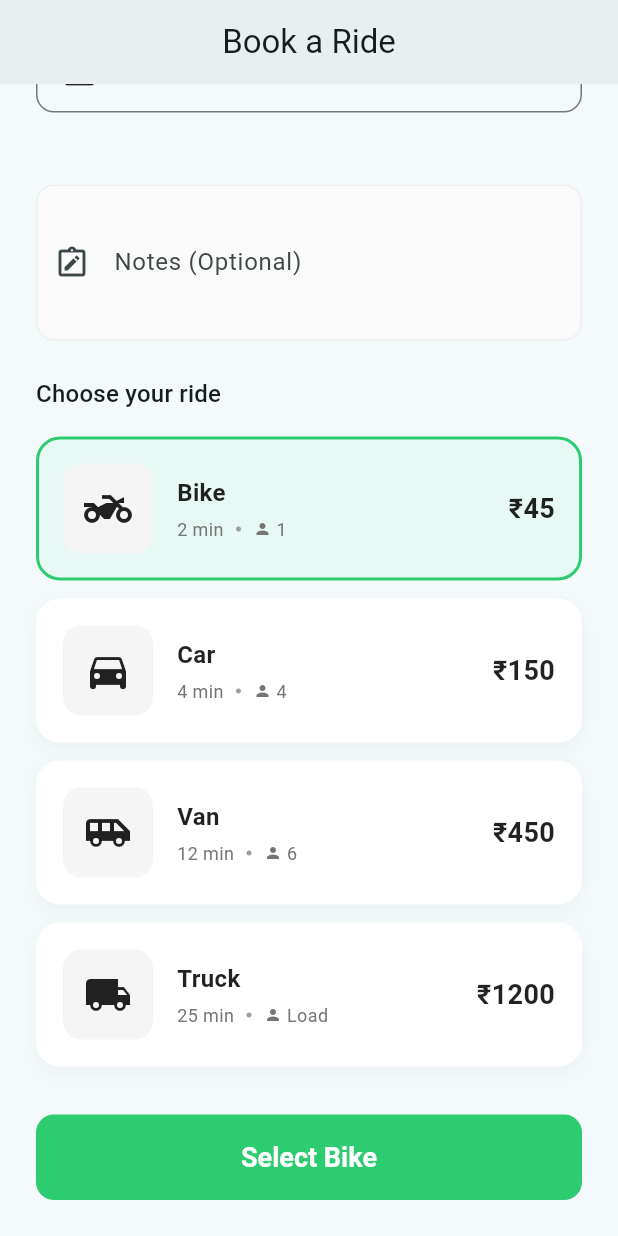
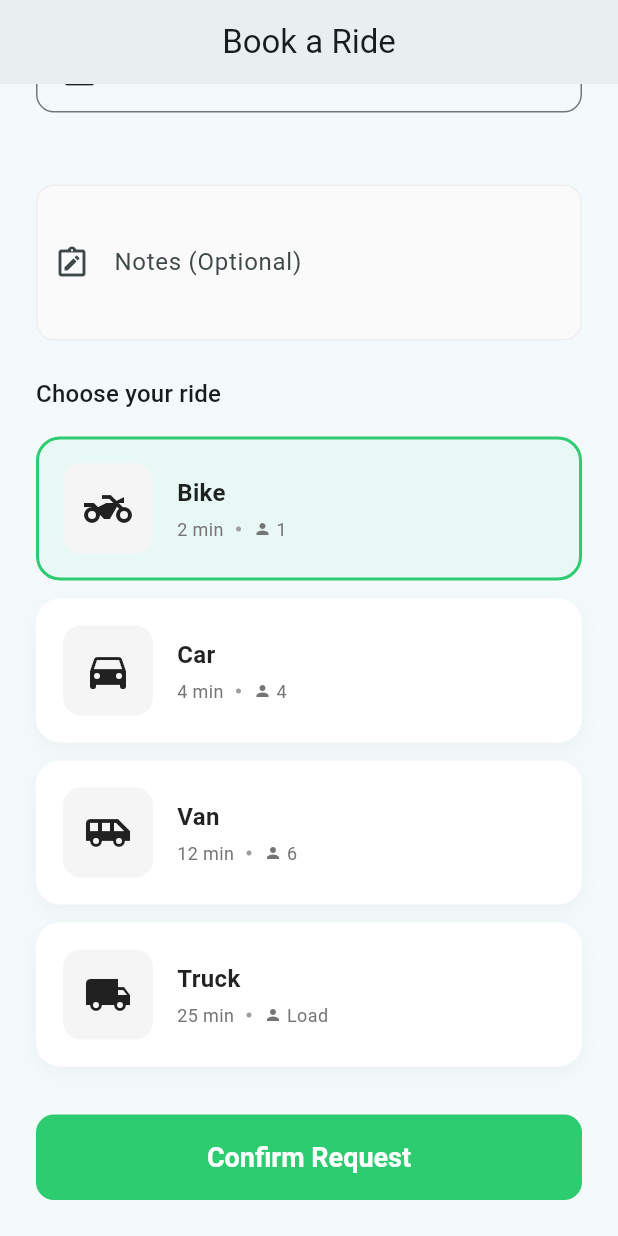
Before and after one commit to Hey-Viswa/zeynLogistics, a Flutter app: the BookRideScreen screen opened by its route, scrolled down 323 dp, on a phone screen of 412 x 824 dp. Run offline on Flutter 3.47's test engine with Material 3 defaults, Android fonts, the phone set to English and light mode, and no system bars; our stand-ins replace flutter_riverpod, go_router, shared_preferences; accounts and stored records are empty.

Commit message:
UI: Remove Payment and Pricing Details

```diff
--- a/lib/features/driver/driver_home_screen.dart
+++ b/lib/features/driver/driver_home_screen.dart
@@ -186,14 +186,6 @@ class _DriverHomeScreenState extends ConsumerState<DriverHomeScreen> {
                   label: Text(trip.vehicle),
                   avatar: const Icon(Icons.directions_car, size: 16),
                 ),
-                const Spacer(),
-                Text(
-                  '₹${trip.price.toStringAsFixed(0)}',
-                  style: Theme.of(context).textTheme.titleLarge?.copyWith(
-                    fontWeight: FontWeight.bold,
-                    color: Theme.of(context).colorScheme.primary,
-                  ),
-                ),
               ],
             ),
             const SizedBox(height: 16),
--- a/lib/features/requester/book_ride_screen.dart
+++ b/lib/features/requester/book_ride_screen.dart
@@ -206,12 +206,9 @@ class _BookRideScreenState extends ConsumerState<BookRideScreen> {
                   borderRadius: BorderRadius.circular(12),
                 ),
               ),
-              child: Text(
-                'Select $_selectedVehicle',
-                style: const TextStyle(
-                  fontSize: 18,
-                  fontWeight: FontWeight.bold,
-                ),
+              child: const Text(
+                'Confirm Request',
+                style: TextStyle(fontSize: 18, fontWeight: FontWeight.bold),
               ),
             ),
           ],
@@ -297,15 +294,6 @@ class _BookRideScreenState extends ConsumerState<BookRideScreen> {
                 ],
               ),
             ),
-            // Price
-            Text(
-              '₹${option.price}',
-              style: const TextStyle(
-                fontSize: 18,
-                fontWeight: FontWeight.bold,
-                color: Colors.black87,
-              ),
-            ),
           ],
         ),
       ),
```
